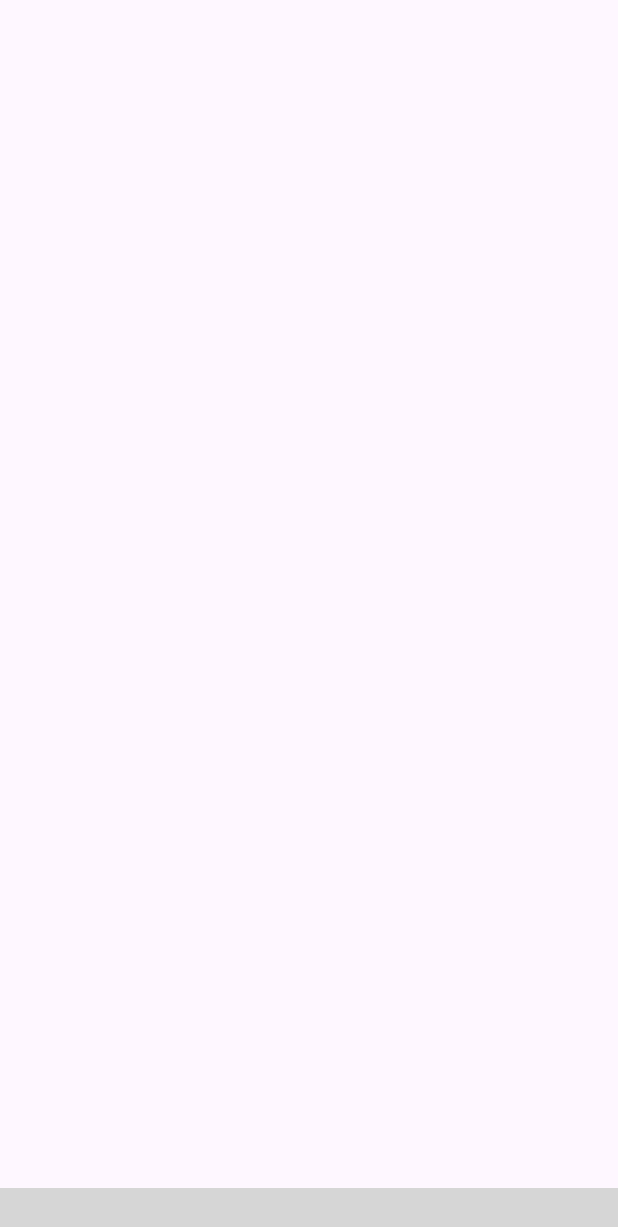
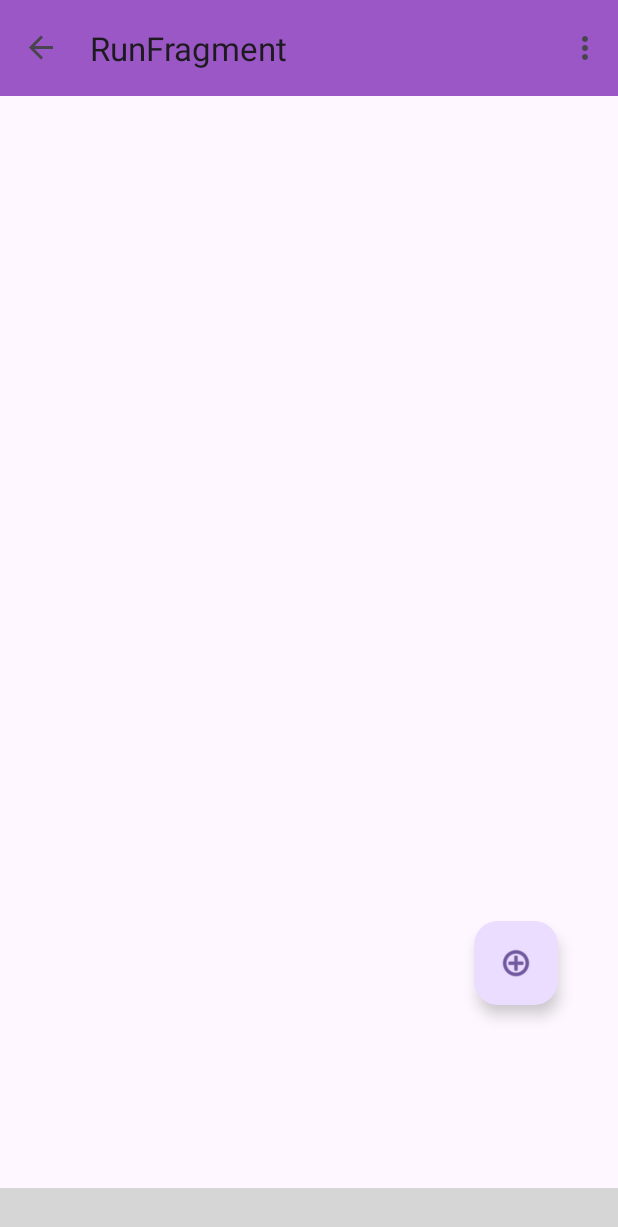
Before and after one commit to icyflame0007/FitMapTracker, an Android app: the RunFragment screen opened through its navigation route, on a phone screen of 412 x 824 dp. Shown: the top 1227 px of the screen. Run offline under Robolectric (Android 15) with nearby library versions, the light colour scheme and no system bars; our stand-ins replace Dagger/Hilt's generated code, navigation-ui; libraries missing offline, so code that uses them is left out: nl.joery.animatedbottombar; plain views replace AnimatedBottomBar; 3 statements that could not run were skipped; grey boxes are pictures that could not be loaded.

Commit message:
Navigation added

```diff
--- a/app/src/main/java/com/example/fitmaptracker/ui/MainActivity.kt
+++ b/app/src/main/java/com/example/fitmaptracker/ui/MainActivity.kt
@@ -5,8 +5,10 @@ import android.os.Bundle
 import android.view.Menu
 import android.view.View
 import androidx.activity.enableEdgeToEdge
+import androidx.appcompat.widget.Toolbar
 import androidx.fragment.app.Fragment
 import androidx.navigation.NavController
+import androidx.navigation.NavDestination
 import androidx.navigation.findNavController
 import androidx.navigation.fragment.NavHostFragment
 import androidx.navigation.ui.NavigationUI.setupWithNavController
@@ -25,15 +27,49 @@ class MainActivity : AppCompatActivity() {
     private lateinit var navController: NavController
     private lateinit var bottom_navigation : AnimatedBottomBar
     private lateinit var  navHostFragment : View
+    private lateinit var  toolbar : Toolbar
     override fun onCreate(savedInstanceState: Bundle?) {
         super.onCreate(savedInstanceState)
         enableEdgeToEdge()
         setContentView(R.layout.activity_main)
 
+        toolbar = findViewById(R.id.toolbar)
+        bottom_navigation = findViewById(R.id.bottom_navigation)
+        navHostFragment = findViewById(R.id.navHostFragment)
 
+        toolbar.title = "FitMap Tracker"
+        setSupportActionBar(toolbar)
+        navController = findNavController(R.id.navHostFragment)
+        setupActionBarWithNavController(navController)
 
+        navHostFragment.findNavController()
+            .addOnDestinationChangedListener(object:
+            NavController.OnDestinationChangedListener{
+                override fun onDestinationChanged(
+                    controller: NavController,
+                    destination: NavDestination,
+                    arguments: Bundle?
+                ) {
+                   when(destination.id)
+                   {
+                       R.id.settingsFragment , R.id.runFragment, R.id.statisticsFragment->
+                           bottom_navigation.visibility = View.VISIBLE
+                       else -> bottom_navigation.visibility = View.GONE
+                   }
+                }
 
+            })
 
+    }
+    override fun onCreateOptionsMenu(menu: Menu?): Boolean {
+        menuInflater.inflate(R.menu.bottom_nav_menu, menu)
+        bottom_navigation.setupWithNavController(menu!!, navController)
+        return true
+    }
+
+    override fun onSupportNavigateUp(): Boolean {
+        navController.navigateUp()
+        return true
     }
 
 
--- a/app/src/main/java/com/example/fitmaptracker/ui/fragments/RunFragment.kt
+++ b/app/src/main/java/com/example/fitmaptracker/ui/fragments/RunFragment.kt
@@ -1,13 +1,29 @@
 package com.example.fitmaptracker.ui.fragments
 
+import android.os.Bundle
+import android.view.View
 import androidx.fragment.app.Fragment
 import androidx.fragment.app.viewModels
+import androidx.navigation.fragment.findNavController
 import com.example.fitmaptracker.R
 import com.example.fitmaptracker.ui.viewmodels.MainViewModel
+import com.google.android.material.floatingactionbutton.FloatingActionButton
 import dagger.hilt.android.AndroidEntryPoint
 
 @AndroidEntryPoint
 class RunFragment : Fragment(R.layout.fragment_run) {
 
     private val viewModel : MainViewModel by viewModels()
+
+    lateinit var fab : FloatingActionButton
+    override fun onViewCreated(view: View, savedInstanceState: Bundle?) {
+        super.onViewCreated(view, savedInstanceState)
+
+        fab = view.findViewById(R.id.fab)
+
+        fab.setOnClickListener {
+            findNavController().navigate(R.id.action_runFragment_to_trackingFragment)
+        }
+
+    }
 }
--- a/app/src/main/java/com/example/fitmaptracker/ui/fragments/SetupFragment.kt
+++ b/app/src/main/java/com/example/fitmaptracker/ui/fragments/SetupFragment.kt
@@ -1,7 +1,24 @@
 package com.example.fitmaptracker.ui.fragments
 
+import android.os.Bundle
+import android.view.View
+import android.widget.TextView
 import androidx.fragment.app.Fragment
+import androidx.navigation.fragment.findNavController
 import com.example.fitmaptracker.R
 
 class SetupFragment : Fragment(R.layout.fragment_setup) {
+
+    lateinit var tvContinue : TextView
+    override fun onViewCreated(view: View, savedInstanceState: Bundle?) {
+        super.onViewCreated(view, savedInstanceState)
+
+
+        tvContinue =view.findViewById(R.id.tvContinue)
+
+        tvContinue.setOnClickListener {
+            findNavController().navigate(R.id.action_setupFragment_to_runFragment)
+        }
+
+    }
 }
--- a/app/src/main/res/layout/activity_main.xml
+++ b/app/src/main/res/layout/activity_main.xml
@@ -5,6 +5,7 @@
     android:layout_width="match_parent"
     android:layout_height="match_parent"
     tools:context=".ui.MainActivity">
+    <include layout="@layout/toolbar"/>
 
     <FrameLayout
         android:id="@+id/flFragment"
@@ -33,7 +34,7 @@
         app:abb_indicatorAppearance="round"
         app:abb_indicatorHeight="4dp"
         app:abb_indicatorMargin="16dp"
-        app:abb_selectedIndex="2"
+        app:abb_selectedIndex="0"
         app:abb_selectedTabType="text"
         app:abb_tabs="@menu/bottom_nav_menu"
 
--- a/app/src/main/res/layout/fragment_run.xml
+++ b/app/src/main/res/layout/fragment_run.xml
@@ -1,6 +1,19 @@
 <?xml version="1.0" encoding="utf-8"?>
 <androidx.constraintlayout.widget.ConstraintLayout xmlns:android="http://schemas.android.com/apk/res/android"
+    xmlns:app="http://schemas.android.com/apk/res-auto"
+    xmlns:tools="http://schemas.android.com/tools"
     android:layout_width="match_parent"
     android:layout_height="match_parent">
 
+    <com.google.android.material.floatingactionbutton.FloatingActionButton
+        android:id="@+id/fab"
+        android:layout_width="wrap_content"
+        android:layout_height="wrap_content"
+        android:layout_marginEnd="40dp"
+        android:clickable="true"
+        app:layout_constraintBottom_toBottomOf="parent"
+        app:layout_constraintEnd_toEndOf="parent"
+        app:layout_constraintTop_toTopOf="parent"
+        app:layout_constraintVertical_bias="0.834"
+        app:srcCompat="@android:drawable/ic_menu_add" />
 </androidx.constraintlayout.widget.ConstraintLayout>
--- a/app/src/main/res/layout/fragment_setup.xml
+++ b/app/src/main/res/layout/fragment_setup.xml
@@ -1,6 +1,20 @@
 <?xml version="1.0" encoding="utf-8"?>
 <androidx.constraintlayout.widget.ConstraintLayout xmlns:android="http://schemas.android.com/apk/res/android"
+    xmlns:app="http://schemas.android.com/apk/res-auto"
     android:layout_width="match_parent"
     android:layout_height="match_parent">
 
+    <TextView
+        android:id="@+id/tvContinue"
+        android:layout_width="wrap_content"
+        android:layout_height="wrap_content"
+        android:text="Continue"
+        android:textSize="30sp"
+        app:layout_constraintBottom_toBottomOf="parent"
+        app:layout_constraintEnd_toEndOf="parent"
+        app:layout_constraintStart_toStartOf="parent"
+        app:layout_constraintTop_toTopOf="parent">
+
+    </TextView>
+
 </androidx.constraintlayout.widget.ConstraintLayout>
--- /dev/null
+++ b/app/src/main/res/layout/toolbar.xml
@@ -0,0 +1,9 @@
+<?xml version="1.0" encoding="utf-8"?>
+<androidx.appcompat.widget.Toolbar xmlns:android="http://schemas.android.com/apk/res/android"
+    android:layout_width="match_parent"
+    android:id="@+id/toolbar"
+    android:background="#9B57C6"
+
+    android:layout_height="wrap_content">
+
+</androidx.appcompat.widget.Toolbar>
--- a/app/src/main/res/values-night/themes.xml
+++ b/app/src/main/res/values-night/themes.xml
@@ -1,7 +1,16 @@
 <resources xmlns:tools="http://schemas.android.com/tools">
     <!-- Base application theme. -->
-    <style name="Base.Theme.FitMapTracker" parent="Theme.Material3.DayNight.NoActionBar">
+    <style name="Base.Theme.FitMapTracker" parent="Theme.Material3.Light.NoActionBar">
         <!-- Customize your dark theme here. -->
         <!-- <item name="colorPrimary">@color/my_dark_primary</item> -->
+
+
+
+        <!-- Secondary brand color. -->
+        <item name="colorSecondary">#9373BA</item>
+        <item name="colorSecondaryVariant">#8F56D5</item>
+        <item name="colorOnSecondary">@color/black</item>
+        <!-- Status bar color. -->
+        <item name="android:statusBarColor">#9373BA</item>
     </style>
 </resources>
--- a/app/src/main/res/values/themes.xml
+++ b/app/src/main/res/values/themes.xml
@@ -1,8 +1,16 @@
 <resources xmlns:tools="http://schemas.android.com/tools">
     <!-- Base application theme. -->
-    <style name="Base.Theme.FitMapTracker" parent="Theme.Material3.DayNight.NoActionBar">
+    <style name="Base.Theme.FitMapTracker" parent="Theme.Material3.Light.NoActionBar">
         <!-- Customize your light theme here. -->
         <!-- <item name="colorPrimary">@color/my_light_primary</item> -->
+
+        <!-- Secondary brand color. -->
+        <item name="colorSecondary">@color/white</item>
+        <item name="colorSecondaryVariant">#8869BA</item>
+        <item name="colorOnSecondary">@color/black</item>
+        <!-- Status bar color. -->
+        <item name="android:statusBarColor">#9373BA</item>
+
     </style>
 
     <style name="Theme.FitMapTracker" parent="Base.Theme.FitMapTracker" />
```
